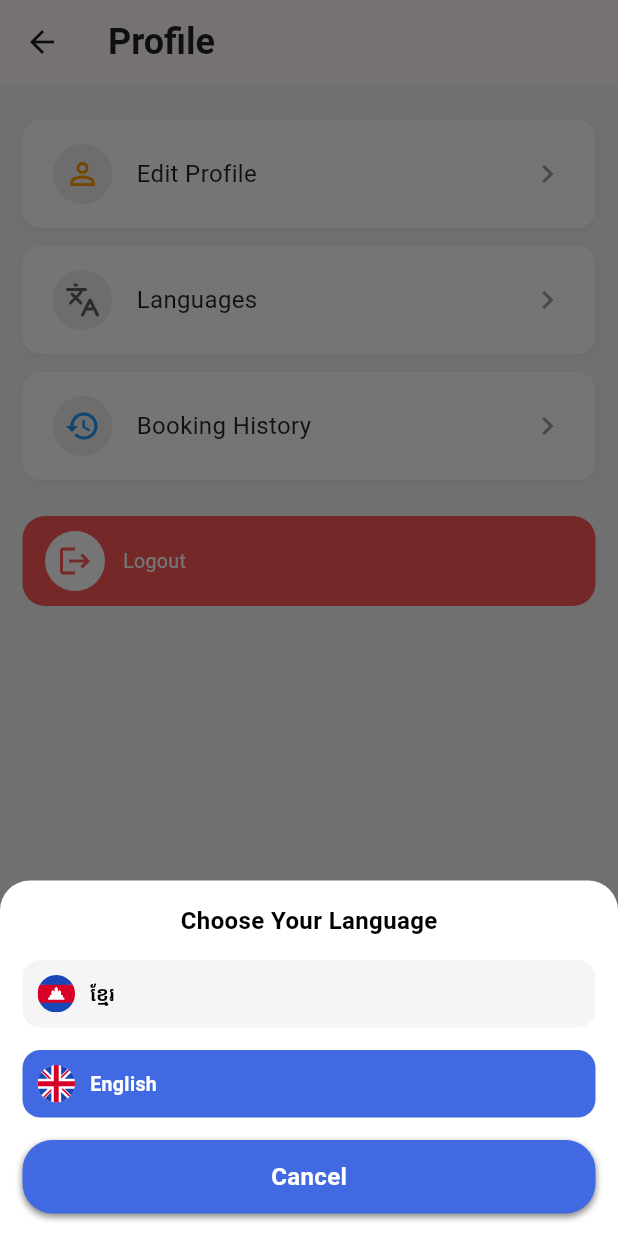
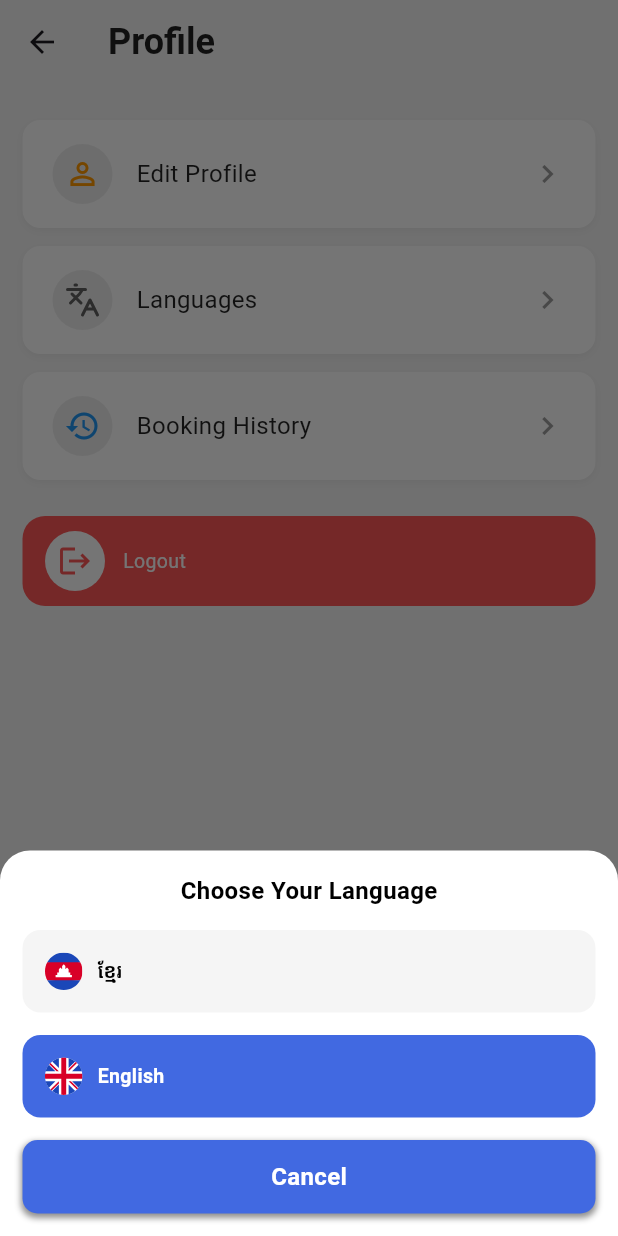
Before and after one commit to Bathhy/go-bus-mobile-app, a Flutter app: the MainNavigation screen opened by its route, item 3 of the bottom bar chosen, after a tap on "Languages", on a phone screen of 412 x 824 dp. Run offline on Flutter 3.47's test engine with Material 3 defaults, Android fonts, the phone set to English and light mode, and no system bars; our stand-ins replace dio, firebase_core, firebase_messaging, flutter_dotenv, flutter_local_notifications, flutter_svg and 7 more; missing offline and left inert: khqr_sdk; accounts and stored records are empty; generated files the repository leaves out were written again; network calls fail; project files that could hold a hidden picture were left out.

```diff
--- a/go_bus_express/lib/core/utils/social_constant.dart
+++ b/go_bus_express/lib/core/utils/social_constant.dart
@@ -1,8 +1,6 @@
 import 'package:flutter_dotenv/flutter_dotenv.dart';
 
 class AppConfig {
-  static String basePhNumber =
-      dotenv.env['PHONE_NUMBER_SUPPORT'] ?? '0000000000';
-  static String baseTelegramUrl =
-      dotenv.env['TELEGRAM_CHANNEL_URL'] ?? 'https://t.me';
+  static String basePhNumber = '011936079';
+  static String baseTelegramUrl = 'https://t.me/go_bus_channel';
 }
--- a/go_bus_express/lib/core/utils/string_ext.dart
+++ b/go_bus_express/lib/core/utils/string_ext.dart
@@ -2,3 +2,9 @@ String minutesToHours(int minutes) {
   final hours = minutes ~/ 60;
   return '${hours}h';
 }
+
+extension StringExt on String? {
+  String orDefault([String defaultValue = ""]) {
+    return this ?? defaultValue;
+  }
+}
--- a/go_bus_express/lib/resources/app_images.dart
+++ b/go_bus_express/lib/resources/app_images.dart
@@ -13,4 +13,9 @@ class AppImages {
   static const String imgPoster2 = 'assets/images/gobus_poster3.jpg';
   static const String imgPoster3 = 'assets/images/gobus_poster5.jpg';
   static const String imgPoster4 = 'assets/images/unnamed.jpg';
+  static const String icCustomerSupport = 'assets/images/ic_customer_support.svg';
+  static const String icProfile = 'assets/images/profile.svg';
+  static const String icHome = 'assets/images/ic_home.svg';
+  static const String icTicket = 'assets/images/ic_ticket.svg';
+
 }
--- a/go_bus_express/lib/resources/localizations/app_en_localize.dart
+++ b/go_bus_express/lib/resources/localizations/app_en_localize.dart
@@ -59,4 +59,11 @@ final Map<String, String> en = {
   "No Internet Connection": "No Internet Connection",
   "Please check your internet connection and try again":
       "Please check your internet connection and try again",
+  "We are always here to help": "We are always here to help",
+  "available_trips": "@count Available Trips",
+  "Pay": "Pay \$@amount",
+  "Are you sure you want to logout from your account?":
+      "Are you sure you want to logout from your account?",
+  "payment_success_title": "🎉 Payment Successful!",
+  "payment_success_message": "Your booking #@bookingId payment of \$@amount @currency has been confirmed."
 };
--- a/go_bus_express/lib/resources/localizations/app_km_localize.dart
+++ b/go_bus_express/lib/resources/localizations/app_km_localize.dart
@@ -40,7 +40,7 @@ final Map<String, String> km = {
   "Select Date": "ជ្រើសរើសថ្ងៃ",
   "Return Date": "ថ្ងៃមកវិញ",
   "Please select route, departure and return dates":
-      "សូមជ្រើសរើសផ្លូវធ្វើដំណើរ កាលបរិច្ឆេទចេញដំណើរ និងកាលបរិច្ឆេទត្រឡប់",
+      "សូមជ្រើសរើសផ្លូវធ្វើដំណើរ កាលបរិច្ឆេទចេញដំណើរ និងថ្ងៃមកវិញ",
   "Cancel Payment?": "បោះបង់ការទូទាត់",
   "Payment Timeout": "ការទូទាត់បានផុតកំណត់",
   "Your payment session has expired.\nWe will cancel your booking.":
@@ -57,6 +57,13 @@ final Map<String, String> km = {
   "Booking ID": "លេខកក់សំបុត្រ:",
   "Amount": "Amount",
   "No Internet Connection": "គ្មានការតភ្ជាប់អ៊ីនធឺណិត",
-  "Please check your internet connection and try again": "សូមពិនិត្យការតភ្ជាប់អ៊ីនធឺណិតរបស់អ្នក ហើយព្យាយាមម្តងទៀត"
-
+  "Please check your internet connection and try again":
+      "សូមពិនិត្យការតភ្ជាប់អ៊ីនធឺណិតរបស់អ្នក ហើយព្យាយាមម្តងទៀត",
+  "We are always here to help": "យើងតែងតែស្ថិតនៅទីនេះដើម្បីជួយអ្នក",
+  "available_trips": "@count ជើងដំណើរ",
+  "Pay": "បង់ប្រាក់ \$@amount",
+  "Are you sure you want to logout from your account?":
+      "តើអ្នកប្រាកដជាចង់ចេញពីគណនីរបស់អ្នកមែនទេ?",
+  "payment_success_title": "🎉 ការទូទាត់បានជោគជ័យ!",
+  "payment_success_message": "ការទូទាត់សម្រាប់ការកក់លេខ #@bookingId ចំនួន \$@amount @currency របស់អ្នក ត្រូវបានបញ្ចប់រួចរាល់។"
 };
--- a/go_bus_express/lib/utils/string_ext.dart
+++ /dev/null
@@ -1,5 +0,0 @@
-extension StringExt on String? {
-  String orDefault([String defaultValue = ""]) {
-    return this ?? defaultValue;
-  }
-}
--- a/go_bus_express/lib/view/dashboard/dashboard_view.dart
+++ b/go_bus_express/lib/view/dashboard/dashboard_view.dart
@@ -1,9 +1,11 @@
 import 'package:flutter/material.dart';
 import 'package:get/get.dart';
+import 'package:go_bus_express/resources/app_images.dart';
 import 'package:go_bus_express/view/dashboard/home/home_view.dart';
 import 'package:go_bus_express/view/dashboard/profile/profile_view.dart';
 import 'package:go_bus_express/view/dashboard/my_ticket/my_ticket_view.dart';
 import 'package:shared_package/config/themes.dart';
+import 'package:shared_package/design_system/x_widget/AppImage.dart';
 
 class MainNavigation extends StatefulWidget {
   const MainNavigation({super.key});
@@ -26,15 +28,10 @@ class _MainNavigationState extends State<MainNavigation> {
     return Scaffold(
       body: IndexedStack(
         index: _selectedIndex,
-        children: const [
-          HomePage(),
-          MyTicketView(),
-          ProfilePage(),
-        ],
+        children: const [HomePage(), MyTicketView(), ProfilePage()],
       ),
       bottomNavigationBar: Container(
         decoration: BoxDecoration(
-          // color: Colors.blue[700],
           color: goBusPrimary,
           boxShadow: [
             BoxShadow(
@@ -55,15 +52,30 @@ class _MainNavigationState extends State<MainNavigation> {
           unselectedFontSize: 12,
           items: [
             BottomNavigationBarItem(
-              icon: const Icon(Icons.home),
+              icon: AppSvgImage(
+                path: AppImages.icHome,
+                width: 25,
+                height: 25,
+                color: _selectedIndex == 0 ? Colors.white : Colors.white70,
+              ),
               label: 'Home'.tr,
             ),
             BottomNavigationBarItem(
-              icon: const Icon(Icons.confirmation_number),
+              icon: AppSvgImage(
+                path: AppImages.icTicket,
+                width: 25,
+                height: 25,
+                color: _selectedIndex == 1 ? Colors.white : Colors.white70,
+              ),
               label: 'Ticket'.tr,
             ),
             BottomNavigationBarItem(
-              icon: const Icon(Icons.person),
+              icon: AppSvgImage(
+                path: AppImages.icProfile,
+                width: 25,
+                height: 25,
+                color: _selectedIndex == 2 ? Colors.white : Colors.white70,
+              ),
               label: 'Profile'.tr,
             ),
           ],
--- a/go_bus_express/lib/view/dashboard/home/widgets/need_help_section.dart
+++ b/go_bus_express/lib/view/dashboard/home/widgets/need_help_section.dart
@@ -1,7 +1,10 @@
 import 'package:flutter/material.dart';
 import 'package:get/get.dart';
 import 'package:shared_package/config/themes.dart';
+import 'package:shared_package/design_system/constant/ts_padding.dart';
+import 'package:shared_package/design_system/x_widget/AppImage.dart';
 
+import '../../../../resources/app_images.dart';
 import 'home_app_bar.dart';
 
 class NeedHelpSection extends StatelessWidget {
@@ -34,19 +37,13 @@ class NeedHelpSection extends StatelessWidget {
             ),
             child: Row(
               children: [
-                Container(
-                  padding: const EdgeInsets.all(12),
-                  decoration: BoxDecoration(
-                    color: Colors.white.withValues(alpha: 0.2),
-                    borderRadius: BorderRadius.circular(12),
-                  ),
-                  child: const Icon(
-                    Icons.headset_mic,
-                    color: Colors.white,
-                    size: 32,
-                  ),
+                AppSvgImage(
+                  path: AppImages.icCustomerSupport,
+                  width: 35,
+                  height: 35,
+                  defaultColor: true,
                 ),
-                const SizedBox(width: 16),
+                SizedBox(width: XPadding.medium),
                 Expanded(
                   child: Column(
                     crossAxisAlignment: CrossAxisAlignment.start,
@@ -61,7 +58,7 @@ class NeedHelpSection extends StatelessWidget {
                       ),
                       SizedBox(height: 4),
                       Text(
-                        'We are always here to help',
+                        'We are always here to help'.tr,
                         style: TextStyle(color: Colors.white70, fontSize: 12),
                       ),
                     ],
--- a/go_bus_express/lib/view/dashboard/profile/profile_view.dart
+++ b/go_bus_express/lib/view/dashboard/profile/profile_view.dart
@@ -25,8 +25,9 @@ class _ProfilePageState extends State<ProfilePage> {
   Widget build(BuildContext context) {
     final ProfileController controller = getIt<ProfileController>();
     return Scaffold(
-      backgroundColor: Colors.grey[100],
+      backgroundColor: primaryBgColor,
       appBar: AppBar(
+        backgroundColor:  primaryBgColor,
         title: Text(
           'Profile'.tr,
           style: TextStyle(
@@ -396,7 +397,7 @@ class _ProfilePageState extends State<ProfilePage> {
                     Get.back();
                   },
                   child: Container(
-                    padding: EdgeInsets.all(XPadding.large),
+                    padding: EdgeInsets.all(XPadding.extralarge),
                     decoration: BoxDecoration(
                       color: currentLanguage == 'km'
                           ? goBusPrimary
@@ -433,7 +434,7 @@ class _ProfilePageState extends State<ProfilePage> {
                     Get.back();
                   },
                   child: Container(
-                    padding: EdgeInsets.all(XPadding.large),
+                    padding: EdgeInsets.all(XPadding.extralarge),
                     decoration: BoxDecoration(
                       color: currentLanguage == 'en'
                           ? goBusPrimary
@@ -466,7 +467,7 @@ class _ProfilePageState extends State<ProfilePage> {
                 width: double.infinity,
                 child: XButton(
                   label: 'Cancel'.tr,
-                  optionbutton: 2,
+                  optionbutton: 1,
                   bgColor: goBusPrimary,
                   onTap: () => Get.back(),
                 ),
--- a/go_bus_express/lib/view/ticket/choose_payment/choose_payment_view.dart
+++ b/go_bus_express/lib/view/ticket/choose_payment/choose_payment_view.dart
@@ -134,7 +134,9 @@ class _ChoosePaymentViewState extends State<ChoosePaymentView> {
           child: SafeArea(
             child: XButton(
               height: 52,
-              label: 'Pay \$${state.totalPrice.toStringAsFixed(2)}',
+              label: 'Pay'.trParams({
+                'amount': state.totalPrice.toStringAsFixed(2),
+              }),
               optionbutton: canProceed ? 1 : 0,
               bgColor: canProceed ? goBusPrimary : Colors.grey,
               onTap: canProceed ? () => controller.createBooking() : null,
--- a/go_bus_express/lib/view_models/controller/home/home_state.dart
+++ b/go_bus_express/lib/view_models/controller/home/home_state.dart
@@ -24,9 +24,9 @@ class HomeState {
     this.selectedRouteOrigin,
     this.selectedRouteDestination,
     this.selectedCountry = 'Cambodia',
-    this.departureDate,
     this.returnDate,
-  });
+    DateTime? departureDate,
+  }) : departureDate = departureDate ?? DateTime.now();
 
   HomeState copyWith({
     bool? isLoading,
--- a/shared_package/lib/config/themes.dart
+++ b/shared_package/lib/config/themes.dart
@@ -14,3 +14,4 @@ const Color appBgColor = Color(0xFFFBFBFB);
 const Color goBusPrimary = Color(0xFF4169E1);
 const Color success = Color(0xFF2ECC71);
 const Color errorPrimary = Color(0xFFFE5858);
+Color? primaryBgColor = Colors.grey[100];
```
Also changed, not shown: go_bus_express/lib/core/services/local_notification_service.dart (+20 -86 lines), go_bus_express/lib/view/ticket/select_route/select_route_view.dart (+27 -11 lines), go_bus_express/lib/view/ticket/select_seat/select_seat_view.dart (+4 -6 lines), go_bus_express/lib/view_models/controller/home/home_controller.dart (+6 -7 lines), go_bus_express/assets/images/ic_customer_support.svg (added), go_bus_express/assets/images/ic_home.svg (added), go_bus_express/assets/images/ic_ticket.svg (added).
